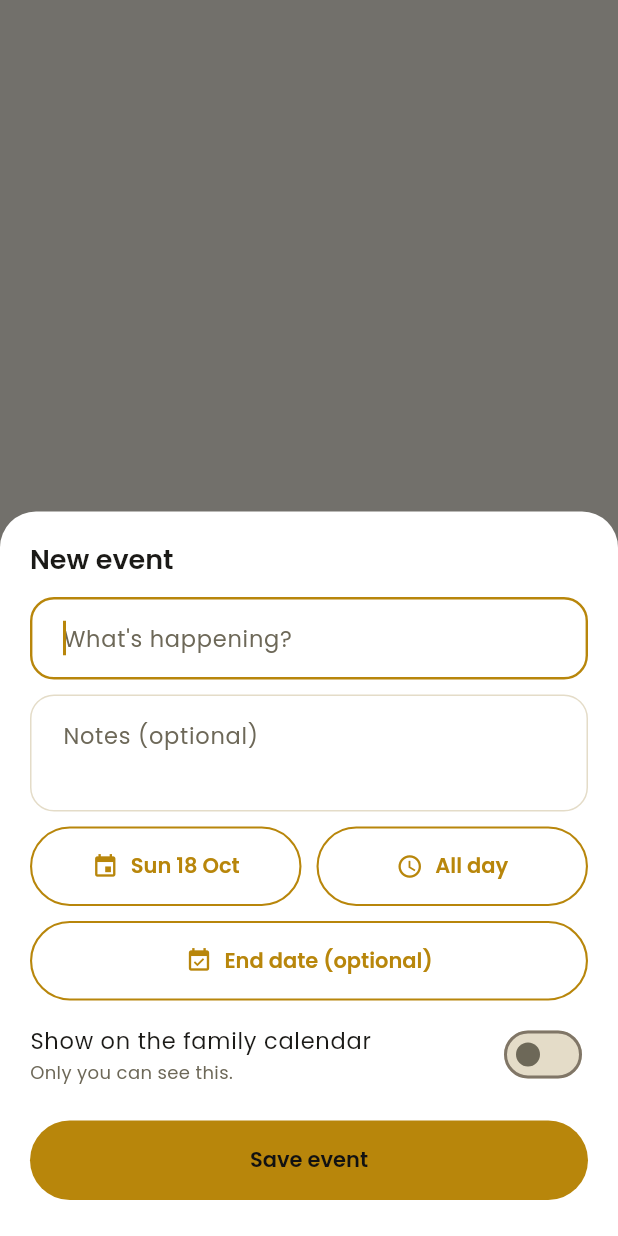
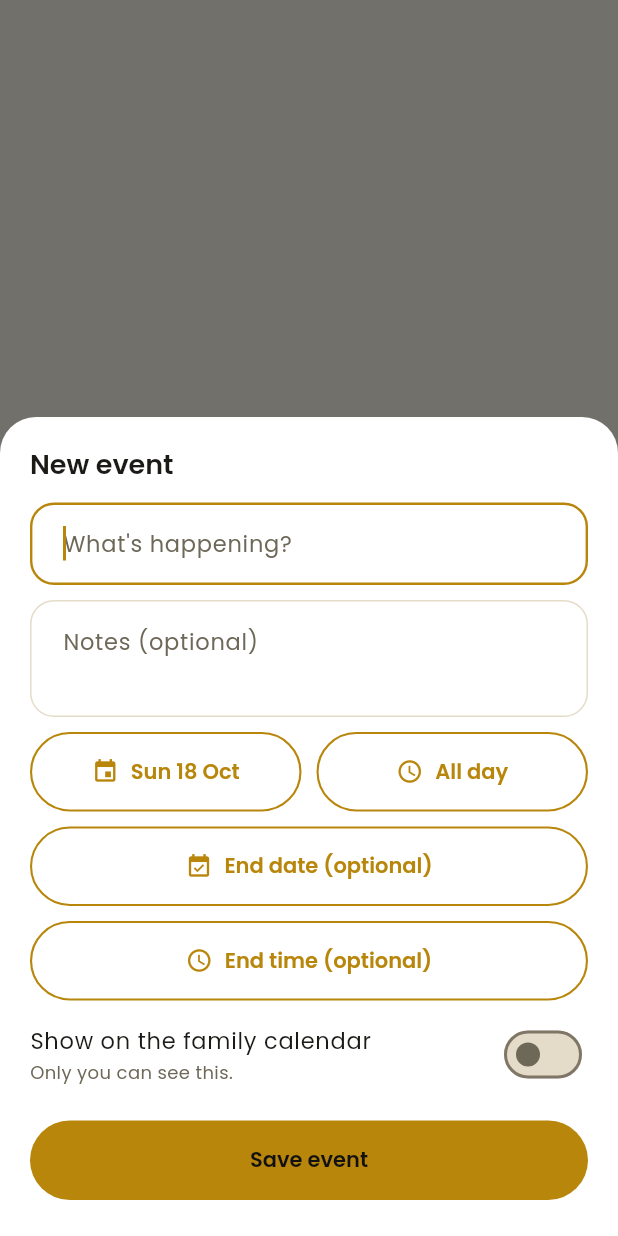
Before and after one commit to Mos1971/family-circle, a Flutter app: what showEventEditor() shows on an empty page, opened directly with empty values, after a tap on "Save event", on a phone screen of 412 x 824 dp. Run offline on Flutter 3.47's test engine with Material 3 defaults, Android fonts, the phone set to English and light mode, and no system bars; our stand-ins replace cloud_firestore, firebase_auth, firebase_core, firebase_messaging, go_router, google_fonts and 1 more; missing offline and left inert: dart:js_interop; accounts and stored records are empty; network calls fail.

Commit message:
Add end time to calendar events
Co-Authored-By: Claude Sonnet 5.5 <noreply@anthropic.com>

```diff
--- a/lib/firebase/codec.dart
+++ b/lib/firebase/codec.dart
@@ -267,6 +267,7 @@ Map<String, dynamic> eventToMap(CalendarEvent e) => {
   'notes': e.notes,
   'date': Timestamp.fromDate(e.date),
   'minutesFromMidnight': e.minutesFromMidnight,
+  'endMinutes': e.endMinutes,
   'endDate': e.endDate == null ? null : Timestamp.fromDate(e.endDate!),
   'shared': e.shared,
   'copiedFromId': e.copiedFromId,
@@ -282,6 +283,7 @@ CalendarEvent eventFromDoc(DocumentSnapshot<Map<String, dynamic>> d) {
     notes: m['notes'] ?? '',
     date: DateTime(date.year, date.month, date.day),
     minutesFromMidnight: m['minutesFromMidnight'] as int?,
+    endMinutes: m['endMinutes'] as int?,
     endDate: m['endDate'] is Timestamp
         ? DateTime(
             (m['endDate'] as Timestamp).toDate().year,
--- a/lib/firebase/firebase_repositories.dart
+++ b/lib/firebase/firebase_repositories.dart
@@ -796,6 +796,7 @@ class FirebaseCalendarRepository implements CalendarRepository {
     required DateTime date,
     int? minutesFromMidnight,
     DateTime? endDate,
+    int? endMinutes,
     String notes = '',
     required bool shared,
   }) {
@@ -807,6 +808,7 @@ class FirebaseCalendarRepository implements CalendarRepository {
       date: DateTime(date.year, date.month, date.day),
       minutesFromMidnight: minutesFromMidnight,
       endDate: endDate,
+      endMinutes: endMinutes,
       notes: notes,
       shared: shared,
     );
@@ -854,6 +856,7 @@ class FirebaseCalendarRepository implements CalendarRepository {
       date: source.date,
       minutesFromMidnight: source.minutesFromMidnight,
       endDate: source.endDate,
+      endMinutes: source.endMinutes,
       notes: source.notes,
       copiedFromId: source.id,
     );
--- a/lib/providers/plan_providers.dart
+++ b/lib/providers/plan_providers.dart
@@ -42,6 +42,7 @@ class CalendarProvider extends ChangeNotifier {
     required DateTime date,
     int? minutesFromMidnight,
     DateTime? endDate,
+    int? endMinutes,
     String notes = '',
     required bool shared,
   }) => _repo.add(
@@ -50,6 +51,7 @@ class CalendarProvider extends ChangeNotifier {
     date: date,
     minutesFromMidnight: minutesFromMidnight,
     endDate: endDate,
+    endMinutes: endMinutes,
     notes: notes,
     shared: shared,
   );
--- a/lib/repositories/mock/mock_plan_repositories.dart
+++ b/lib/repositories/mock/mock_plan_repositories.dart
@@ -33,6 +33,7 @@ class MockCalendarRepository implements CalendarRepository {
     required DateTime date,
     int? minutesFromMidnight,
     DateTime? endDate,
+    int? endMinutes,
     String notes = '',
     required bool shared,
   }) {
@@ -43,6 +44,7 @@ class MockCalendarRepository implements CalendarRepository {
       date: DateTime(date.year, date.month, date.day),
       minutesFromMidnight: minutesFromMidnight,
       endDate: endDate,
+      endMinutes: endMinutes,
       notes: notes,
       shared: shared,
     );
@@ -100,6 +102,7 @@ class MockCalendarRepository implements CalendarRepository {
       date: source.date,
       minutesFromMidnight: source.minutesFromMidnight,
       endDate: source.endDate,
+      endMinutes: source.endMinutes,
       notes: source.notes,
       copiedFromId: source.id,
     );
--- a/lib/repositories/plan_repository.dart
+++ b/lib/repositories/plan_repository.dart
@@ -16,6 +16,7 @@ abstract class CalendarRepository {
     required DateTime date,
     int? minutesFromMidnight,
     DateTime? endDate,
+    int? endMinutes,
     String notes = '',
     required bool shared,
   });
--- a/lib/screens/plan/calendar_view.dart
+++ b/lib/screens/plan/calendar_view.dart
@@ -436,6 +436,7 @@ Future<void> showEventEditor(
   var pickedDate = date;
   DateTime? pickedEnd;
   TimeOfDay? pickedTime;
+  TimeOfDay? pickedEndTime;
   var isShared = shared;
 
   return showModalBottomSheet(
@@ -552,6 +553,37 @@ Future<void> showEventEditor(
                       ),
                   ],
                 ),
+                const SizedBox(height: 10),
+                Row(
+                  children: [
+                    Expanded(
+                      child: OutlinedButton.icon(
+                        icon: const Icon(Icons.schedule, size: 18),
+                        label: Text(
+                          pickedEndTime == null
+                              ? 'End time (optional)'
+                              : 'Ends ${pickedEndTime!.format(ctx)}',
+                        ),
+                        onPressed: () async {
+                          final t = await showTimePicker(
+                            context: ctx,
+                            initialTime:
+                                pickedEndTime ??
+                                pickedTime ??
+                                const TimeOfDay(hour: 12, minute: 0),
+                          );
+                          if (t != null) setSheet(() => pickedEndTime = t);
+                        },
+                      ),
+                    ),
+                    if (pickedEndTime != null)
+                      IconButton(
+                        tooltip: 'Remove end time',
+                        icon: const Icon(Icons.close),
+                        onPressed: () => setSheet(() => pickedEndTime = null),
+                      ),
+                  ],
+                ),
                 if (pickedTime != null)
                   Align(
                     alignment: Alignment.centerLeft,
@@ -587,6 +619,9 @@ Future<void> showEventEditor(
                         endDate: pickedEnd == null || pickedEnd == pickedDate
                             ? null
                             : pickedEnd,
+                        endMinutes: pickedEndTime == null
+                            ? null
+                            : pickedEndTime!.hour * 60 + pickedEndTime!.minute,
                         minutesFromMidnight: pickedTime == null
                             ? null
                             : pickedTime!.hour * 60 + pickedTime!.minute,
```
Also changed, not shown: lib/models/calendar_event.dart (+14 -3 lines), 1 other file.
